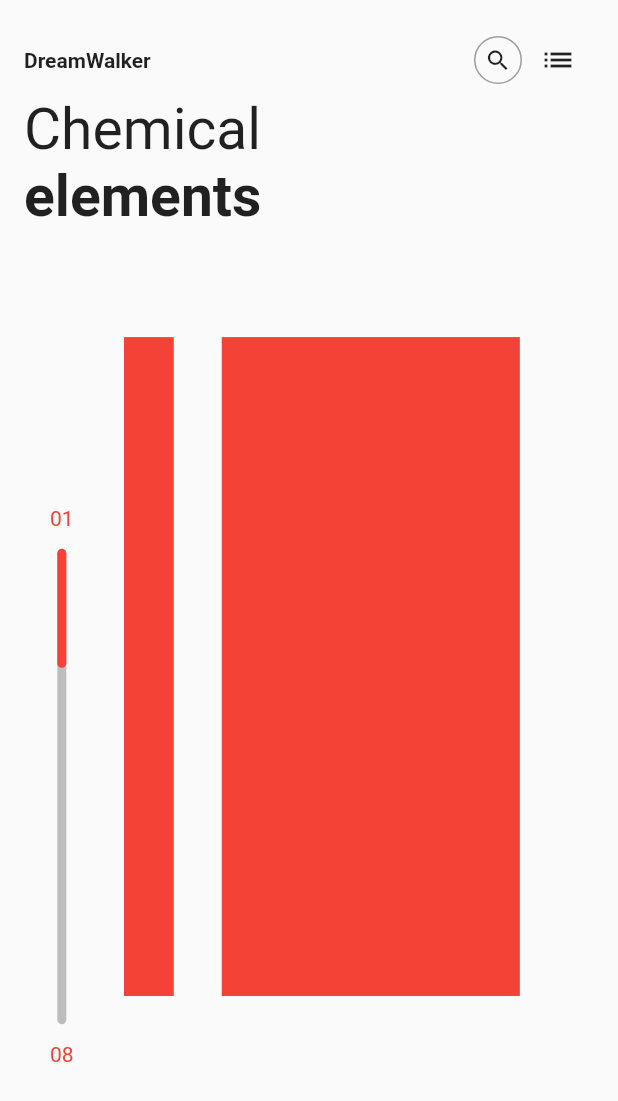
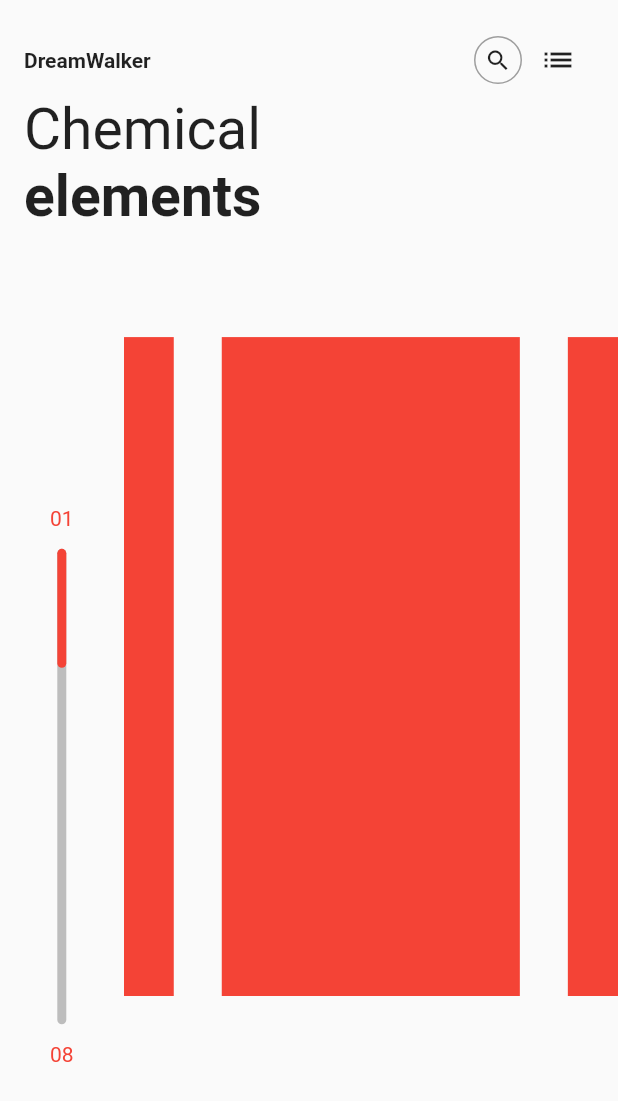
Before and after one commit to JAICHANGPARK/flutter_notebook_8th_story, a Flutter app: the screen it shows after launch, swiped to page 2, on a phone screen of 412 x 824 dp. Shown: the top 1101 px of the screen. Run offline on Flutter 3.47's test engine with Material 2 defaults, Android fonts, the phone set to English and light mode, and no system bars.

Commit message:
Update element_main_page.dart

```diff
--- a/lib/ep551_element_app/element_main_page.dart
+++ b/lib/ep551_element_app/element_main_page.dart
@@ -121,7 +121,7 @@ class _ElementMainPageState extends State<ElementMainPage> {
                               right: 0,
                               bottom: 160,
                               top: 0,
-                              child: PageView(
+                              child: PageView.builder(
                                 controller: _pageController,
                                 onPageChanged: (value){
                                   setState(() {
@@ -136,22 +136,17 @@ class _ElementMainPageState extends State<ElementMainPage> {
                                   });
 
                                 },
-                                children: [
-                                  Container(
-                                    margin: EdgeInsets.symmetric(horizontal: 16),
-                                    decoration: BoxDecoration(
-                                      color: Colors.red
-                                    ),
-                                    child: Center(),
-                                  ),
-                                  Container(
+                                itemCount: 8,
+                                itemBuilder: (context, index){
+                                  return  Container(
                                     margin: EdgeInsets.symmetric(horizontal: 16),
                                     decoration: BoxDecoration(
                                         color: Colors.red
                                     ),
                                     child: Center(),
-                                  )
-                                ],
+                                  );
+                                },
+
                               ),
                             )
                           ],
```
